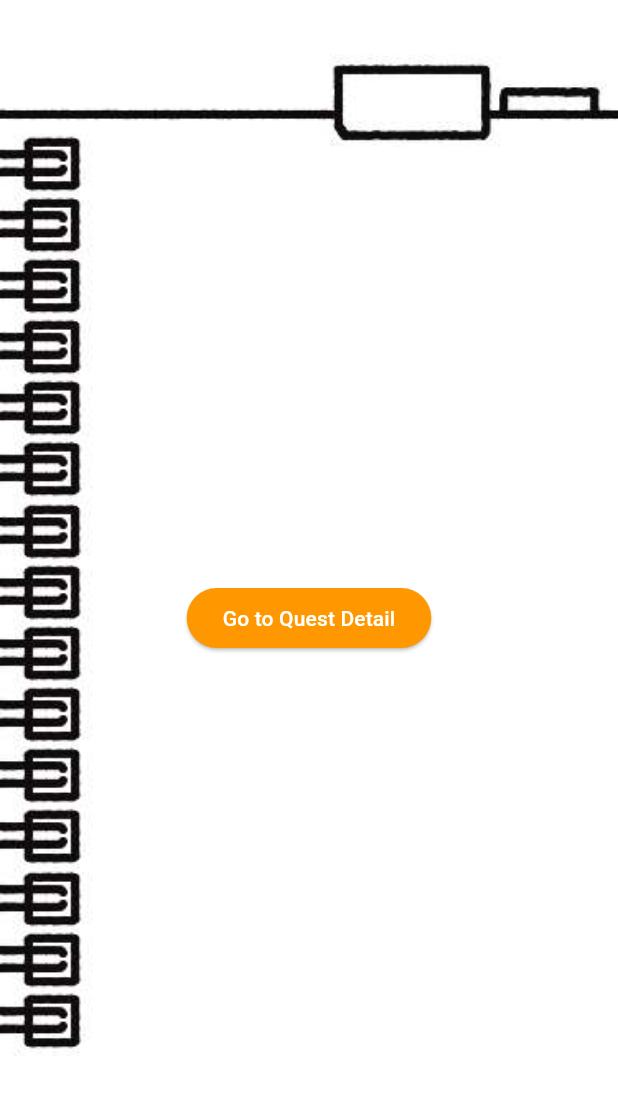
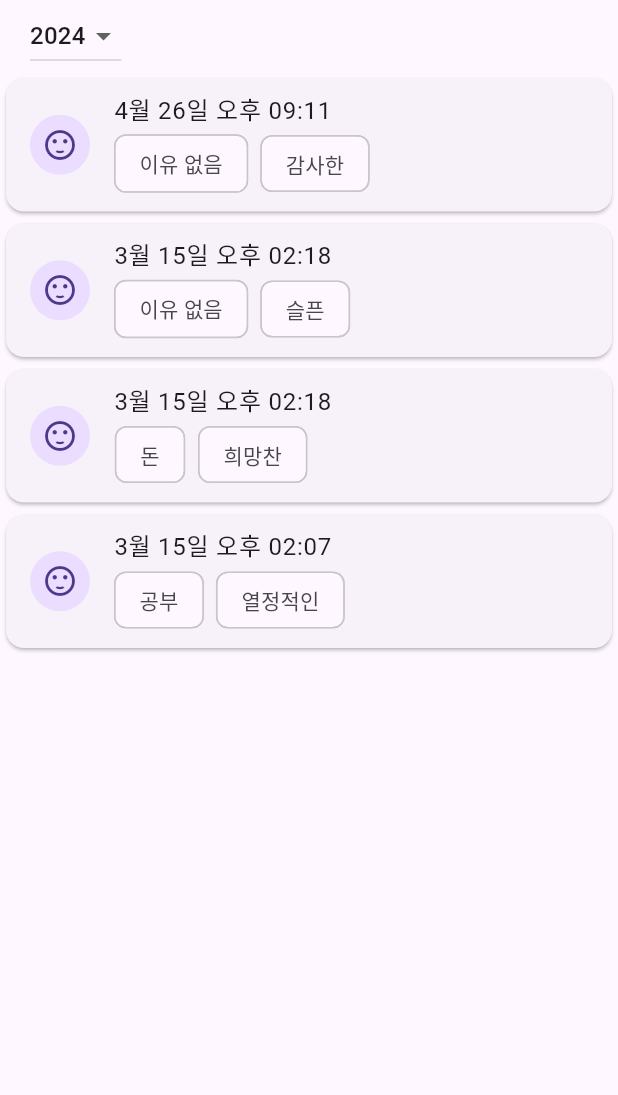
Before and after one commit to bellaria19/Ego, a Flutter app: the QuestScreen widget shown alone on an empty page, opened directly, on a phone screen of 412 x 824 dp. Shown: the top 1095 px of the screen. Run offline on Flutter 3.47's test engine with Material 3 defaults, Android fonts, the phone set to English and light mode, and no system bars; our stand-ins replace flutter_dotenv, font_awesome_flutter, supabase_flutter, syncfusion_flutter_charts; accounts and stored records are empty.

Commit message:
Quest change to Record

```diff
--- a/lib/screens/main_screen.dart
+++ b/lib/screens/main_screen.dart
@@ -5,7 +5,7 @@ import 'package:font_awesome_flutter/font_awesome_flutter.dart';
 import 'chat/chat_screen.dart';
 import 'history/history_screen.dart';
 import 'home/home_screen.dart';
-import 'quest/quest_screen.dart';
+import 'quest/record_screen.dart';
 import 'profile/profile_screen.dart';
 
 class MainScreen extends StatefulWidget {
@@ -27,7 +27,7 @@ class _MainScreenState extends State<MainScreen> {
     const ChatScreen(), // Chat
     const HistoryScreen(), // History
     const HomeScreen(), // Home
-    const QuestScreen(), // Quest
+    RecordScreen(), // Quest
     const ProfileScreen(), // Profile
   ];
 
--- a/lib/screens/quest/quest_screen.dart
+++ /dev/null
@@ -1,31 +0,0 @@
-import 'package:flutter/material.dart';
-
-class QuestScreen extends StatefulWidget {
-  const QuestScreen({super.key});
-  @override
-  _QuestScreenState createState() => _QuestScreenState();
-}
-
-class _QuestScreenState extends State<QuestScreen> {
-  @override
-  Widget build(BuildContext context) {
-    return Scaffold(
-      body: Container(
-        decoration: const BoxDecoration(
-          image: DecorationImage(
-            image: AssetImage('assets/background/quest_one.jpg'),
-            fit: BoxFit.cover,
-          ),
-        ),
-        child: Center(
-          child: ElevatedButton(
-            onPressed: () {
-              Navigator.pushNamed(context, '/quest_detail');
-            },
-            child: const Text('Go to Quest Detail'),
-          ),
-        ),
-      ),
-    );
-  }
-}
--- /dev/null
+++ b/lib/screens/record/quest_screen.dart
@@ -0,0 +1,92 @@
+import 'package:flutter/material.dart';
+
+class QuestScreen extends StatefulWidget {
+  const QuestScreen({super.key});
+
+  @override
+  _QuestScreenState createState() => _QuestScreenState();
+}
+
+class _QuestScreenState extends State<QuestScreen> {
+  final List questList = [
+    {
+      "date": "4월 26일",
+      "time": "오후 09:11",
+      "emotion1": "이유 없음",
+      "emotion2": "감사한"
+    },
+    {
+      "date": "3월 15일",
+      "time": "오후 02:18",
+      "emotion1": "이유 없음",
+      "emotion2": "슬픈"
+    },
+    {"date": "3월 15일", "time": "오후 02:18", "emotion1": "돈", "emotion2": "희망찬"},
+    {
+      "date": "3월 15일",
+      "time": "오후 02:07",
+      "emotion1": "공부",
+      "emotion2": "열정적인"
+    },
+  ];
+
+  String _selectedYear = DateTime.now().year.toString();
+  final List<String> _years =
+      List.generate(1, (index) => (DateTime.now().year - index).toString());
+
+  @override
+  Widget build(BuildContext context) {
+    return SafeArea(
+      child: Column(
+        children: [
+          Container(
+            padding: const EdgeInsets.symmetric(horizontal: 20.0),
+            child: Row(
+              mainAxisAlignment: MainAxisAlignment.spaceBetween,
+              children: [
+                DropdownButton<String>(
+                  value: _selectedYear,
+                  items: _years
+                      .map((year) => DropdownMenuItem(
+                            value: year,
+                            child: Text(year),
+                          ))
+                      .toList(),
+                  onChanged: (value) {
+                    setState(() {
+                      _selectedYear = value!;
+                    });
+                  },
+                ),
+              ],
+            ),
+          ),
+          questList.isEmpty
+              ? const Text('No Emotion Data')
+              : ListView.builder(
+                  shrinkWrap: true,
+                  itemCount: questList.length,
+                  itemBuilder: (context, index) {
+                    final emotion = questList[index];
+                    return Card(
+                      child: ListTile(
+                        leading: const CircleAvatar(
+                          child: Icon(Icons.sentiment_satisfied),
+                        ),
+                        title: Text('${emotion["date"]} ${emotion["time"]}'),
+                        subtitle: Wrap(
+                          spacing: 8.0,
+                          children: [
+                            Chip(label: Text(emotion["emotion1"]!)),
+                            Chip(label: Text(emotion["emotion2"]!)),
+                          ],
+                        ),
+                      ),
+                    );
+                  },
+                ),
+        ],
+      ),
+    );
+  }
+}
```
Also changed, not shown: lib/screens/record/emotion_screen.dart (added, +84 -0 lines), lib/screens/record/record_screen.dart (added, +107 -0 lines).
